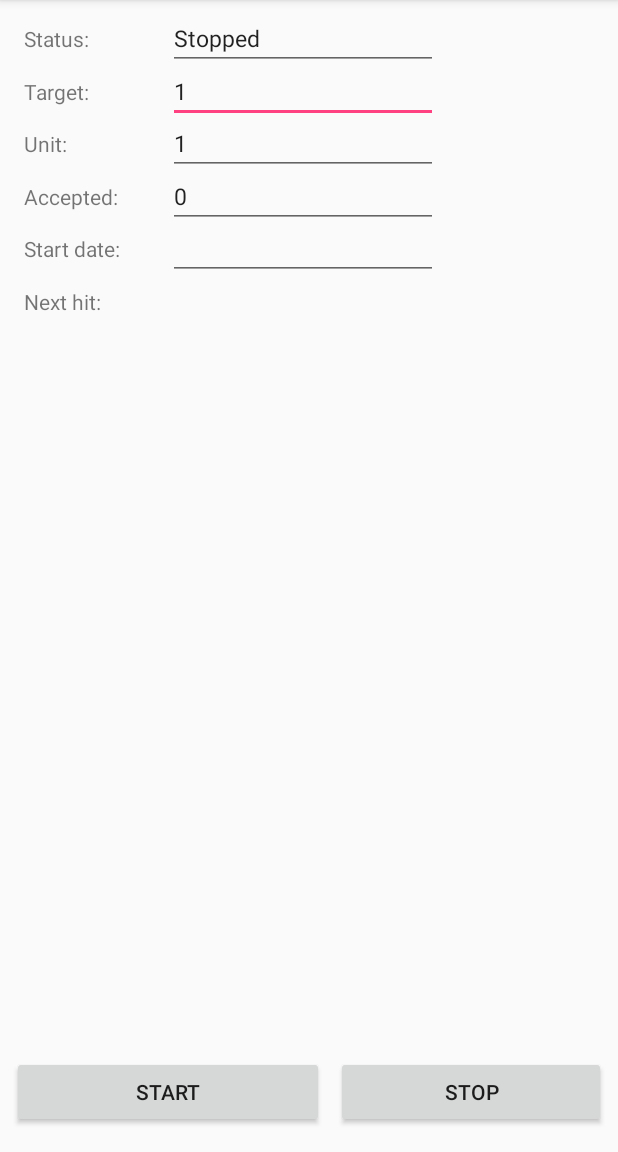
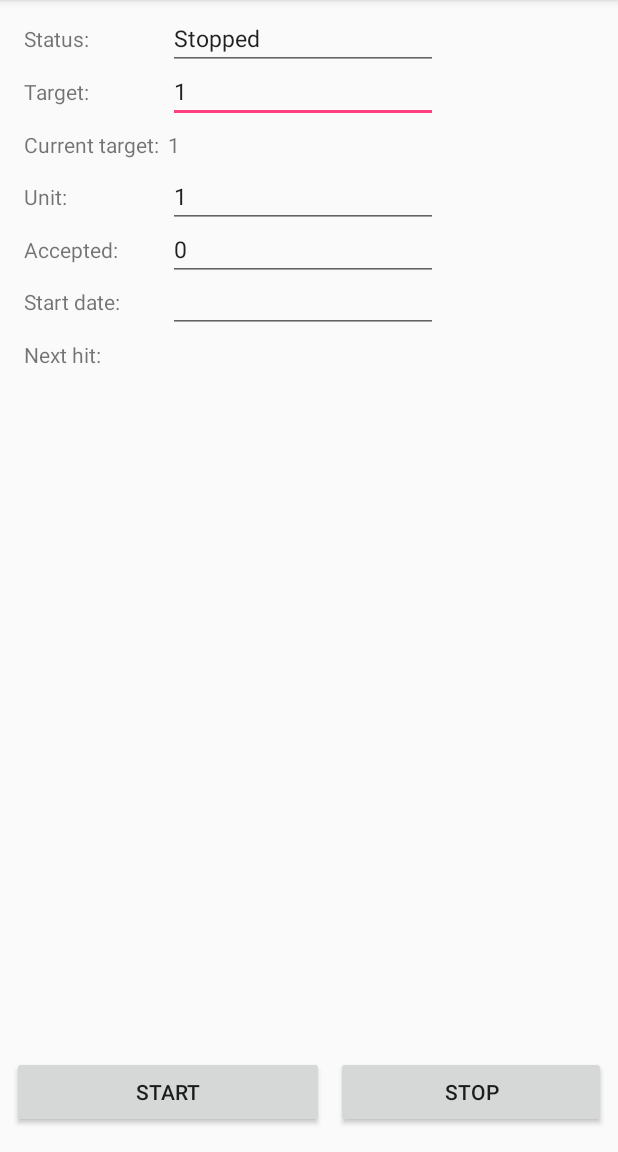
Before and after one commit to annitya/nicotimer, an Android app: the screen it shows after launch (MainActivity), on a phone screen of 412 x 824 dp, the part 84-1236 px from its top. Run offline under Robolectric (Android 15) with nearby library versions, the phone set to English and light mode, and no system bars.

Commit message:
Add separate field for current-target.

```diff
--- a/app/src/main/java/flageolett/nicotimer/MainActivity.java
+++ b/app/src/main/java/flageolett/nicotimer/MainActivity.java
@@ -22,6 +22,11 @@ public class MainActivity extends AppCompatActivity implements OnSharedPreferenc
     private TextView getNextHitTextView()
     {
         return (TextView)findViewById(R.id.textView_nextHit_text);
+    }
+
+    TextView getCurrentTargetTextView()
+    {
+        return (TextView) findViewById(R.id.textView_currentTarget_text);
     }
 
     EditText getTargetEditText()
@@ -95,6 +100,7 @@ public class MainActivity extends AppCompatActivity implements OnSharedPreferenc
 
         getStartDateEditText().setText(state.getStartDate());
         getNextHitTextView().setText(state.getNextHit());
+        getCurrentTargetTextView().setText(state.getCurrentTarget());
     }
 
     private void updateStatus()
--- a/app/src/main/java/flageolett/nicotimer/State.java
+++ b/app/src/main/java/flageolett/nicotimer/State.java
@@ -36,7 +36,7 @@ class State
         return getInteger("target", 1);
     }
 
-    void setTarget(Integer target)
+    private void setTarget(Integer target)
     {
         setInteger("target", target);
     }
@@ -44,6 +44,16 @@ class State
     void setTarget(CharSequence target)
     {
         setTarget(charSequenceToInteger(target, 1));
+    }
+
+    String getCurrentTarget()
+    {
+        return getString("currentTarget", getTarget().toString());
+    }
+
+    void setCurrentTarget(String currentTarget)
+    {
+        setString("currentTarget", currentTarget);
     }
 
     Integer getUnit()
@@ -78,14 +88,12 @@ class State
 
     String getStartDate()
     {
-        return preferences.getString("startDate", "");
+        return getString("startDate", "");
     }
 
     void setStartDate(String startDate)
     {
-        SharedPreferences.Editor editor = preferences.edit();
-        editor.putString("startDate", startDate);
-        editor.apply();
+        setString("startDate", startDate);
     }
 
     String getNextHit()
@@ -122,6 +130,18 @@ class State
         }
     }
 
+    private String getString(String key, String defaultValue)
+    {
+        return preferences.getString(key, defaultValue);
+    }
+
+    private void setString(String key, String value)
+    {
+        SharedPreferences.Editor editor = preferences.edit();
+        editor.putString(key, value);
+        editor.apply();
+    }
+
     private Integer getInteger(String key, Integer defaultValue)
     {
         return preferences.getInt(key, defaultValue);
--- a/app/src/main/java/flageolett/nicotimer/TimerService.java
+++ b/app/src/main/java/flageolett/nicotimer/TimerService.java
@@ -79,7 +79,7 @@ public class TimerService extends Service
         Double reductionPercentage = daysPassed / 7 / 5;
         Long newTarget = Math.round(target - (target * reductionPercentage));
 
-        state.setTarget(Math.toIntExact(newTarget));
+        state.setCurrentTarget(newTarget.toString());
         state.setNextHit(0L);
     }
 
@@ -98,10 +98,10 @@ public class TimerService extends Service
         Double lengthOfDay = 16.5 * 60 * 60 * 1000;
         Double remainingTime = lengthOfDay - passedTime;
 
-        Integer target = state.getTarget();
+        Integer currentTarget = Integer.parseInt(state.getCurrentTarget());
         Integer accepted = state.getAccepted();
 
-        Integer remainingHits = target - accepted;
+        Integer remainingHits = currentTarget - accepted;
 
         if (remainingHits == 0)
         {
--- a/app/src/main/res/layout/activity_main.xml
+++ b/app/src/main/res/layout/activity_main.xml
@@ -52,9 +52,9 @@
     <TextView android:text="@string/main_t_unit" android:layout_width="wrap_content"
               android:layout_height="wrap_content" android:id="@+id/textView_unit"
               tools:layout_constraintTop_creator="1"
-              app:layout_constraintTop_toBottomOf="@+id/textView_target" tools:layout_constraintLeft_creator="1"
+              app:layout_constraintTop_toBottomOf="@+id/textView_currentTarget" tools:layout_constraintLeft_creator="1"
               android:layout_marginTop="15dp"
-              app:layout_constraintLeft_toLeftOf="@+id/textView_target"/>
+              app:layout_constraintLeft_toLeftOf="@+id/textView_currentTarget"/>
     <EditText android:textSize="15sp" android:layout_width="wrap_content" android:layout_height="wrap_content"
               android:inputType="text"
               android:text="@string/main_ti_unit" android:ems="10" android:id="@+id/editText_unit"
@@ -103,5 +103,20 @@
         android:layout_height="wrap_content" tools:layout_editor_absoluteX="152dp"
         android:id="@+id/textView_nextHit_text" app:layout_constraintBaseline_toBaselineOf="@+id/textView_nextHit"
         app:layout_constraintLeft_toRightOf="@+id/textView_StartDate" android:layout_marginLeft="32dp"/>
+    <TextView
+        android:text="@string/main_t_currentTarget"
+        android:layout_width="wrap_content"
+        android:layout_height="wrap_content" tools:layout_editor_absoluteY="247dp" tools:layout_editor_absoluteX="44dp"
+        android:id="@+id/textView_currentTarget" tools:text="@string/main_t_currentTarget"
+        app:layout_constraintLeft_toLeftOf="@+id/textView_target"
+        app:layout_constraintTop_toBottomOf="@+id/textView_target" android:layout_marginLeft="0dp"
+        android:layout_marginTop="16dp"/>
+    <TextView
+        android:text="TextView"
+        android:layout_width="wrap_content"
+        android:layout_height="wrap_content"
+        android:id="@+id/textView_currentTarget_text"
+        app:layout_constraintBaseline_toBaselineOf="@+id/textView_currentTarget"
+        app:layout_constraintLeft_toRightOf="@+id/textView_StartDate" android:layout_marginLeft="32dp"/>
 
 </android.support.constraint.ConstraintLayout>
--- a/app/src/main/res/values/strings.xml
+++ b/app/src/main/res/values/strings.xml
@@ -4,6 +4,7 @@
     <string name="main_button_start">Start</string>
     <string name="main_button_stop">Stop</string>
     <string name="main_t_target">Target:</string>
+    <string name="main_t_currentTarget">Current target:</string>
     <string name="main_ti_target">46</string>
     <string name="main_t_unit">Unit:</string>
     <string name="main_ti_unit">2</string>
```
Also changed, not shown: 1 other file.
